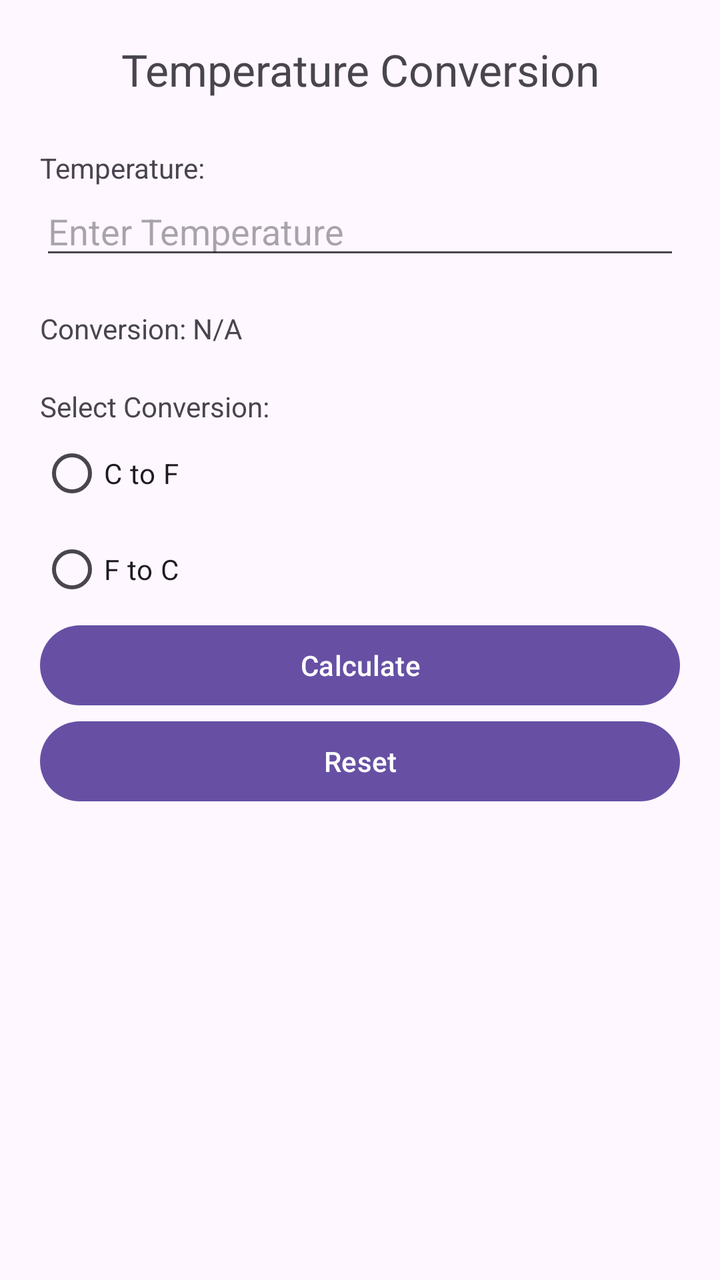
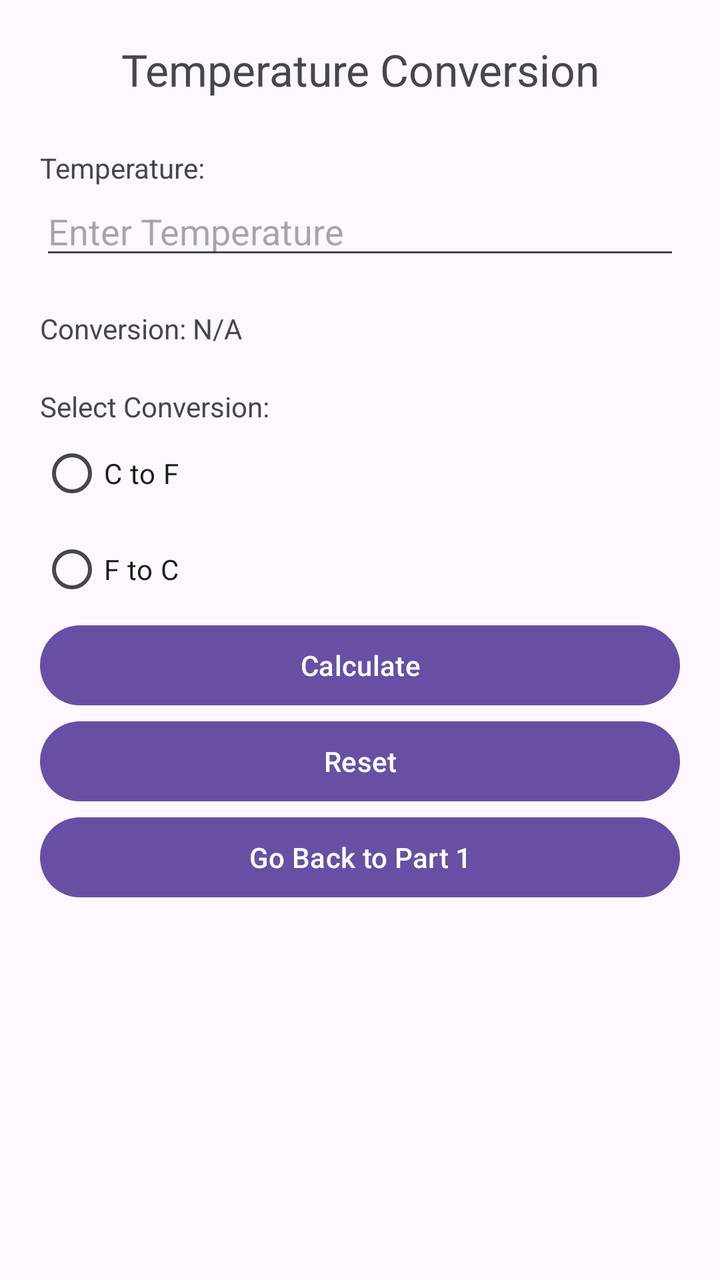

The first picture is an Android layout as it rendered before a commit; the second is the same layout after the commit. The layout source and the unified diff follow.
<!-- AndroidManifest.xml: application theme Theme.Project1App -->
<!-- res/layout/activity_part2.xml -->
<?xml version="1.0" encoding="utf-8"?>
<LinearLayout
    xmlns:android="http://schemas.android.com/apk/res/android"
    android:layout_width="match_parent"
    android:layout_height="match_parent"
    android:orientation="vertical"
    android:padding="20dp">

    
    <TextView
        android:layout_width="match_parent"
        android:layout_height="wrap_content"
        android:gravity="center"
        android:layout_marginBottom="25dp"
        android:text="@string/title_temperature_conversion"
        android:textSize="22sp" />

    
    <TextView
        android:layout_width="wrap_content"
        android:layout_height="wrap_content"
        android:text="@string/temperature_label" />

    <EditText
        android:id="@+id/editTemperaturePart2"
        android:layout_width="match_parent"
        android:layout_height="wrap_content"
        android:hint="@string/temperature_hint"
        android:inputType="numberDecimal|numberSigned" />

    
    <TextView
        android:id="@+id/textConversionPart2"
        android:layout_width="match_parent"
        android:layout_height="wrap_content"
        android:layout_marginTop="20dp"
        android:text="@string/conversion_na" />

    
    <TextView
        android:layout_width="wrap_content"
        android:layout_height="wrap_content"
        android:layout_marginTop="20dp"
        android:text="@string/select_conversion" />

    <RadioGroup
        android:id="@+id/radioGroupConversion"
        android:layout_width="match_parent"
        android:layout_height="wrap_content">

        <RadioButton
            android:id="@+id/radioCtoF"
            android:layout_width="wrap_content"
            android:layout_height="wrap_content"
            android:text="@string/button_c_to_f" />

        <RadioButton
            android:id="@+id/radioFtoC"
            android:layout_width="wrap_content"
            android:layout_height="wrap_content"
            android:text="@string/button_f_to_c" />

    </RadioGroup>

    
    <Button
        android:id="@+id/buttonCalculate"
        android:layout_width="match_parent"
        android:layout_height="wrap_content"
        android:text="@string/button_calculate" />

    <Button
        android:id="@+id/buttonResetPart2"
        android:layout_width="match_parent"
        android:layout_height="wrap_content"
        android:text="@string/button_reset" />

</LinearLayout>
<!-- resources referenced by this layout -->
<resources>
  <string name="button_c_to_f">C to F</string>
  <string name="button_calculate">Calculate</string>
  <string name="button_f_to_c">F to C</string>
  <string name="button_reset">Reset</string>
  <string name="conversion_na">Conversion: N/A</string>
  <string name="select_conversion">Select Conversion:</string>
  <string name="temperature_hint">Enter Temperature</string>
  <string name="temperature_label">Temperature:</string>
  <string name="title_temperature_conversion">Temperature Conversion</string>
  <style name="Theme.Project1App" parent="Base.Theme.Project1App" />
  <style name="Base.Theme.Project1App" parent="Theme.Material3.DayNight.NoActionBar">
          
          
      </style>
</resources>

<!-- the commit's change to res/layout/activity_part2.xml (unified diff, before → after) -->
@@ -7,6 +7,7 @@
     android:padding="20dp">
 
     
+
     <TextView
         android:layout_width="match_parent"
         android:layout_height="wrap_content"
@@ -75,4 +76,10 @@
         android:layout_height="wrap_content"
         android:text="@string/button_reset" />
 
+    <Button
+        android:id="@+id/buttonPart1"
+        android:layout_width="match_parent"
+        android:layout_height="wrap_content"
+        android:text="@string/button_part1" />
+
 </LinearLayout>
<!-- resource entries referenced after the edit -->
@@ -3,6 +3,7 @@
   <string name="button_c_to_f">C to F</string>
   <string name="button_calculate">Calculate</string>
   <string name="button_f_to_c">F to C</string>
+  <string name="button_part1">Go Back to Part 1</string>
   <string name="button_reset">Reset</string>
   <string name="conversion_na">Conversion: N/A</string>
   <string name="select_conversion">Select Conversion:</string>
